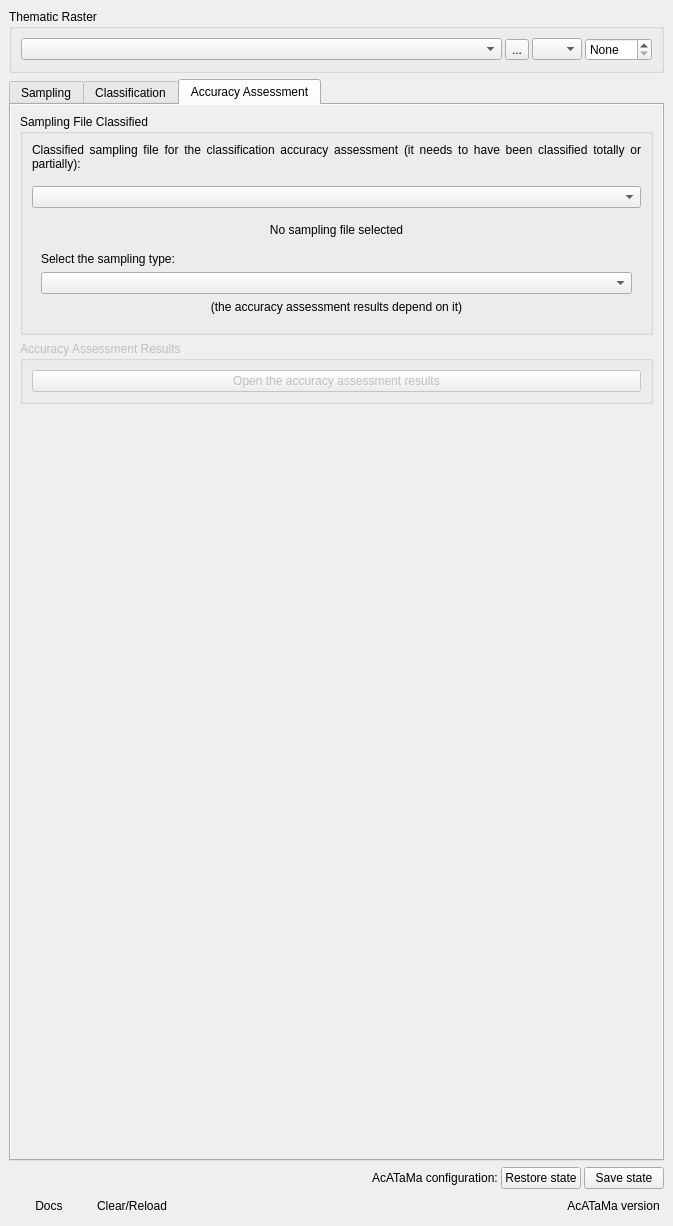
Above: ui/acatama_dockwidget.ui from SMByC/AcATaMa before the change. Below: the same form after it.
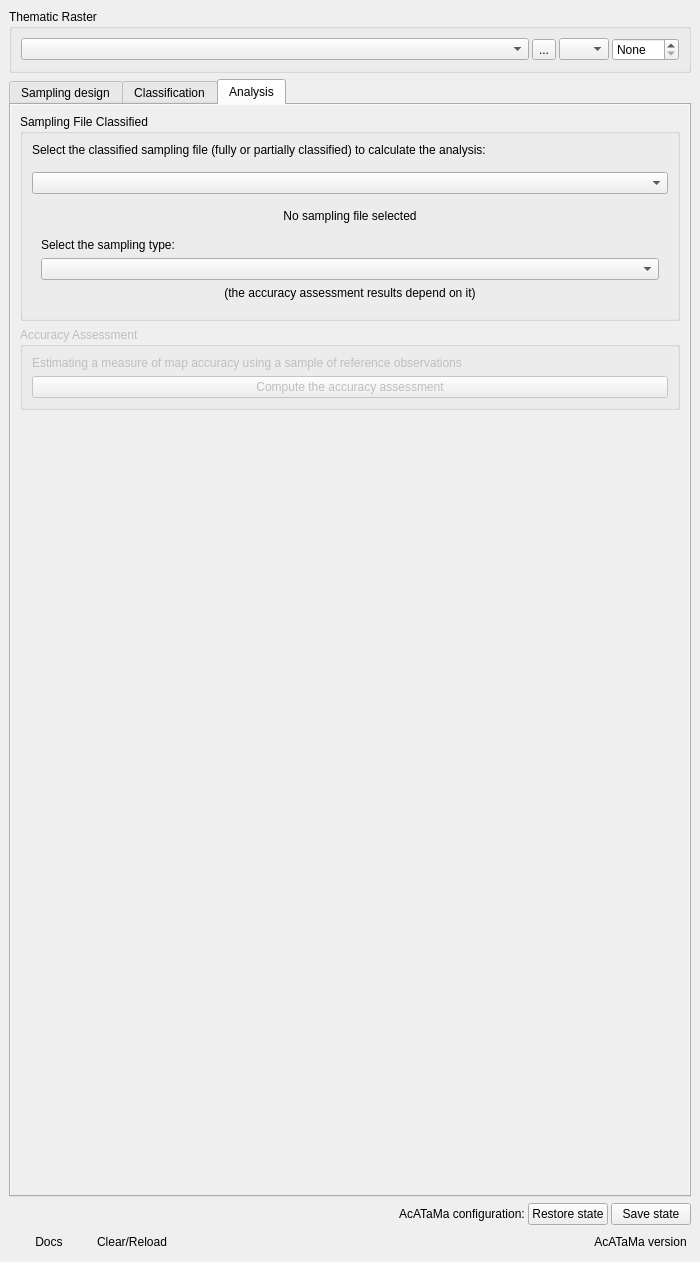
That is the form after the change. The open tabs and pages were chosen to show the change. Icons and pictures are not drawn. Custom widgets are drawn as their Qt base class.

Commit message: Refactoring Acatama tabs: Sampling design and Analysis. Others typos fixes

What changed in the file:
```diff
--- a/ui/acatama_dockwidget.ui
+++ b/ui/acatama_dockwidget.ui
@@ -6,8 +6,8 @@
    <rect>
     <x>0</x>
     <y>0</y>
-    <width>673</width>
-    <height>1226</height>
+    <width>700</width>
+    <height>1262</height>
    </rect>
   </property>
   <property name="windowTitle">
@@ -129,7 +129,7 @@
       </property>
       <widget class="QWidget" name="tab_sampling">
        <attribute name="title">
-        <string>Sampling</string>
+        <string>Sampling design</string>
        </attribute>
        <layout class="QVBoxLayout" name="verticalLayout_5">
         <property name="spacing">
@@ -1292,7 +1292,7 @@
       </widget>
       <widget class="QWidget" name="tab_accuracy_assessment">
        <attribute name="title">
-        <string>Accuracy Assessment</string>
+        <string>Analysis</string>
        </attribute>
        <layout class="QVBoxLayout" name="verticalLayout_9">
         <property name="spacing">
@@ -1326,8 +1326,8 @@
             <rect>
              <x>0</x>
              <y>0</y>
-             <width>649</width>
-             <height>913</height>
+             <width>676</width>
+             <height>947</height>
             </rect>
            </property>
            <layout class="QVBoxLayout" name="verticalLayout_11">
@@ -1340,7 +1340,7 @@
                <item>
                 <widget class="QLabel" name="label_23">
                  <property name="text">
-                  <string>Classified sampling file for the classification accuracy assessment (it needs to have been classified totally or partially):</string>
+                  <string>Select the classified sampling file (fully or partially classified) to calculate the analysis:</string>
                  </property>
                  <property name="alignment">
                   <set>Qt::AlignJustify|Qt::AlignVCenter</set>
@@ -1454,13 +1454,23 @@
                <bool>false</bool>
               </property>
               <property name="title">
-               <string>Accuracy Assessment Results</string>
+               <string>Accuracy Assessment</string>
               </property>
               <layout class="QVBoxLayout" name="verticalLayout_28">
                <item>
-                <widget class="QPushButton" name="QPBtn_ComputeViewAccurasyAssessment">
+                <widget class="QLabel" name="label_6">
                  <property name="text">
-                  <string>Open the accuracy assessment results</string>
+                  <string>Estimating a measure of map accuracy using a sample of reference observations</string>
+                 </property>
+                 <property name="wordWrap">
+                  <bool>true</bool>
+                 </property>
+                </widget>
+               </item>
+               <item>
+                <widget class="QPushButton" name="QPBtn_ComputeTheAccurasyAssessment">
+                 <property name="text">
+                  <string>Compute the accuracy assessment</string>
                  </property>
                 </widget>
                </item>
@@ -1536,11 +1546,6 @@
           </item>
           <item>
            <widget class="QLabel" name="label_3">
-            <property name="font">
-             <font>
-              <pointsize>9</pointsize>
-             </font>
-            </property>
             <property name="text">
              <string>AcATaMa configuration:</string>
             </property>
@@ -1554,11 +1559,6 @@
           </item>
           <item>
            <widget class="QPushButton" name="QPBtn_loadClassificationConfig">
-            <property name="font">
-             <font>
-              <pointsize>9</pointsize>
-             </font>
-            </property>
             <property name="toolTip">
              <string>&lt;html&gt;&lt;head/&gt;&lt;body&gt;&lt;p&gt;Restore to a previous saved of AcATaMa configuration and state&lt;/p&gt;&lt;/body&gt;&lt;/html&gt;</string>
             </property>
@@ -1573,11 +1573,6 @@
           </item>
           <item>
            <widget class="QPushButton" name="QPBtn_saveClassificationConfig">
-            <property name="font">
-             <font>
-              <pointsize>9</pointsize>
-             </font>
-            </property>
             <property name="toolTip">
              <string>&lt;html&gt;&lt;head/&gt;&lt;body&gt;&lt;p&gt;Save all configuration and state of AcATaMa, such as: sampling classification, buttons, config dialogs, config of the classification views, navigation, sampling design, accuracy result settings, among others.&lt;/p&gt;&lt;/body&gt;&lt;/html&gt;</string>
             </property>
@@ -1616,11 +1611,6 @@
        </property>
        <item>
         <widget class="QPushButton" name="QPBtn_PluginDocs">
-         <property name="font">
-          <font>
-           <pointsize>9</pointsize>
-          </font>
-         </property>
          <property name="cursor">
           <cursorShape>WhatsThisCursor</cursorShape>
          </property>
@@ -1641,11 +1631,6 @@
        </item>
        <item>
         <widget class="QPushButton" name="QPBtn_PluginClearReload">
-         <property name="font">
-          <font>
-           <pointsize>9</pointsize>
-          </font>
-         </property>
          <property name="cursor">
           <cursorShape>PointingHandCursor</cursorShape>
          </property>
@@ -1679,11 +1664,6 @@
        </item>
        <item>
         <widget class="QPushButton" name="QPBtn_PluginInfo">
-         <property name="font">
-          <font>
-           <pointsize>9</pointsize>
-          </font>
-         </property>
          <property name="cursor">
           <cursorShape>WhatsThisCursor</cursorShape>
          </property>
```
Left out of the diff: 8 changed lines with no effect on the pictures. The commit also changes 3 other files.
